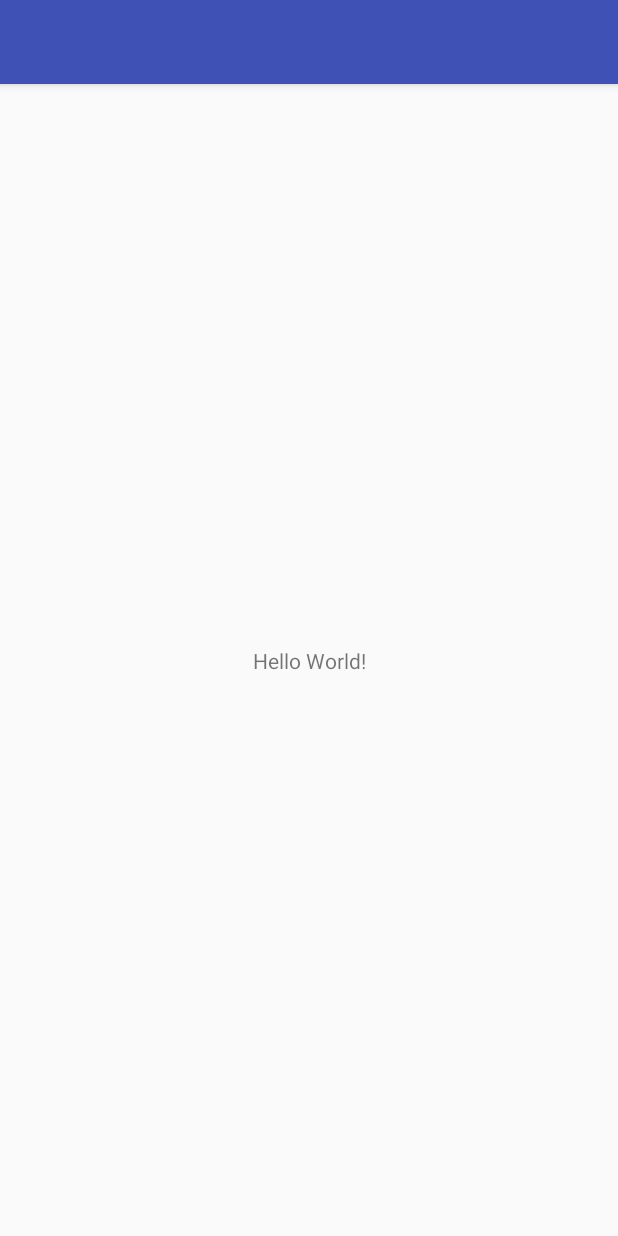
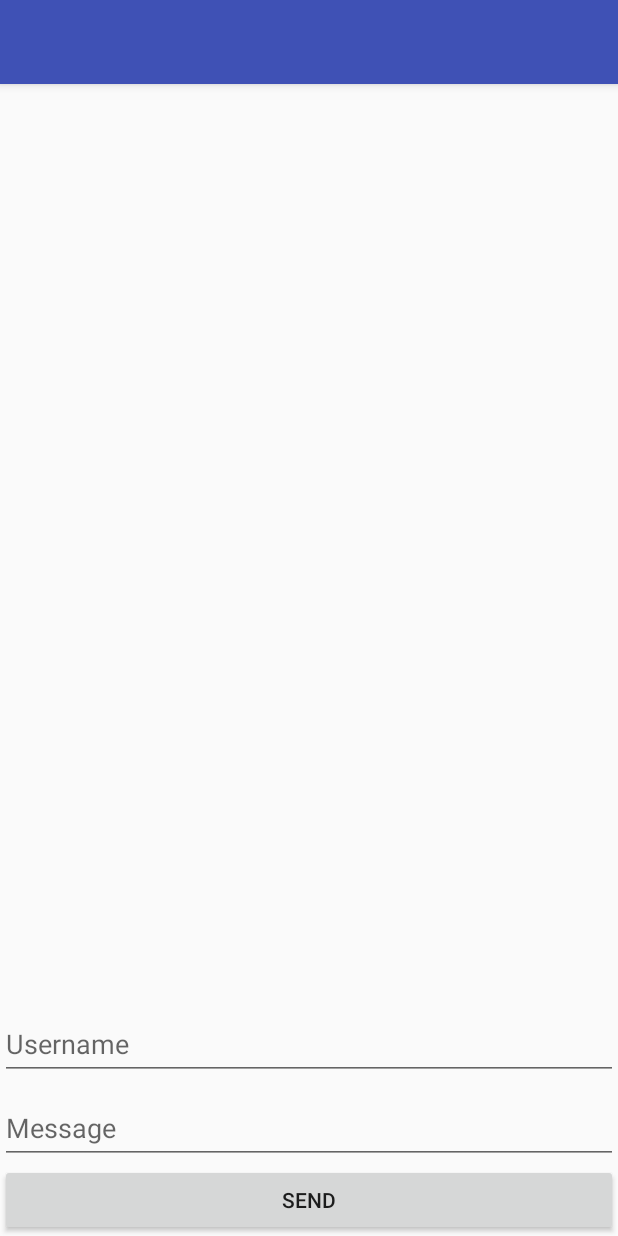
Before and after one commit to felipehjcosta/chat-app, an Android app: the screen it shows after launch (MainActivity), on a phone screen of 412 x 824 dp. Run offline under Robolectric (Android 15) with nearby library versions, the phone set to English and light mode, and no system bars.

Commit message:
Prepare the chat layout

```diff
--- a/android/build.gradle
+++ b/android/build.gradle
@@ -28,8 +28,12 @@ dependencies {
     implementation fileTree(dir: 'libs', include: ['*.jar'])
     implementation project(":client:common-client-jvm")
     implementation "org.jetbrains.kotlin:kotlin-stdlib:$kotlin_version"
-    implementation 'com.android.support:appcompat-v7:28.0.0-rc02'
-    implementation 'com.android.support.constraint:constraint-layout:1.1.3'
+    implementation "com.android.support:appcompat-v7:28.0.0"
+    implementation "com.android.support:recyclerview-v7:28.0.0"
+    implementation 'com.android.support:design:28.0.0'
+    implementation "com.android.support.constraint:constraint-layout:1.1.3"
+    implementation "com.github.felipehjcosta:recyclerview-dsl:0.7.0"
+
     testImplementation 'junit:junit:4.12'
 
     androidTestImplementation 'com.android.support.test:runner:1.0.2'
--- a/android/src/main/res/layout/activity_main.xml
+++ b/android/src/main/res/layout/activity_main.xml
@@ -1,19 +1,47 @@
 <?xml version="1.0" encoding="utf-8"?>
-<android.support.constraint.ConstraintLayout
-        xmlns:android="http://schemas.android.com/apk/res/android"
-        xmlns:tools="http://schemas.android.com/tools"
-        xmlns:app="http://schemas.android.com/apk/res-auto"
+<LinearLayout xmlns:android="http://schemas.android.com/apk/res/android"
+    xmlns:tools="http://schemas.android.com/tools"
+    xmlns:app="http://schemas.android.com/apk/res-auto"
+    android:layout_width="match_parent"
+    android:layout_height="match_parent"
+    android:orientation="vertical"
+    tools:context=".MainActivity">
+
+    <android.support.v7.widget.RecyclerView
+        android:id="@+id/messages_recycler_view"
         android:layout_width="match_parent"
-        android:layout_height="match_parent"
-        tools:context=".MainActivity">
+        android:layout_height="0dp"
+        android:layout_weight="1"
+        android:scrollbars="vertical"
+        app:layoutManager="android.support.v7.widget.LinearLayoutManager"
+        tools:listitem="@android:layout/simple_list_item_2" />
 
-    <TextView
-            android:layout_width="wrap_content"
+    <android.support.design.widget.TextInputLayout
+        android:layout_width="match_parent"
+        android:layout_height="wrap_content">
+
+        <android.support.design.widget.TextInputEditText
+            android:id="@+id/username_input"
+            android:layout_width="match_parent"
             android:layout_height="wrap_content"
-            android:text="Hello World!"
-            app:layout_constraintBottom_toBottomOf="parent"
-            app:layout_constraintLeft_toLeftOf="parent"
-            app:layout_constraintRight_toRightOf="parent"
-            app:layout_constraintTop_toTopOf="parent"/>
+            android:hint="Username" />
+    </android.support.design.widget.TextInputLayout>
 
-</android.support.constraint.ConstraintLayout>
+    <android.support.design.widget.TextInputLayout
+        android:layout_width="match_parent"
+        android:layout_height="wrap_content">
+
+        <android.support.design.widget.TextInputEditText
+            android:id="@+id/message_input"
+            android:layout_width="match_parent"
+            android:layout_height="wrap_content"
+            android:hint="Message" />
+    </android.support.design.widget.TextInputLayout>
+
+    <Button
+        android:id="@+id/send_button"
+        android:layout_width="match_parent"
+        android:layout_height="wrap_content"
+        android:text="Send" />
+
+</LinearLayout>
```
